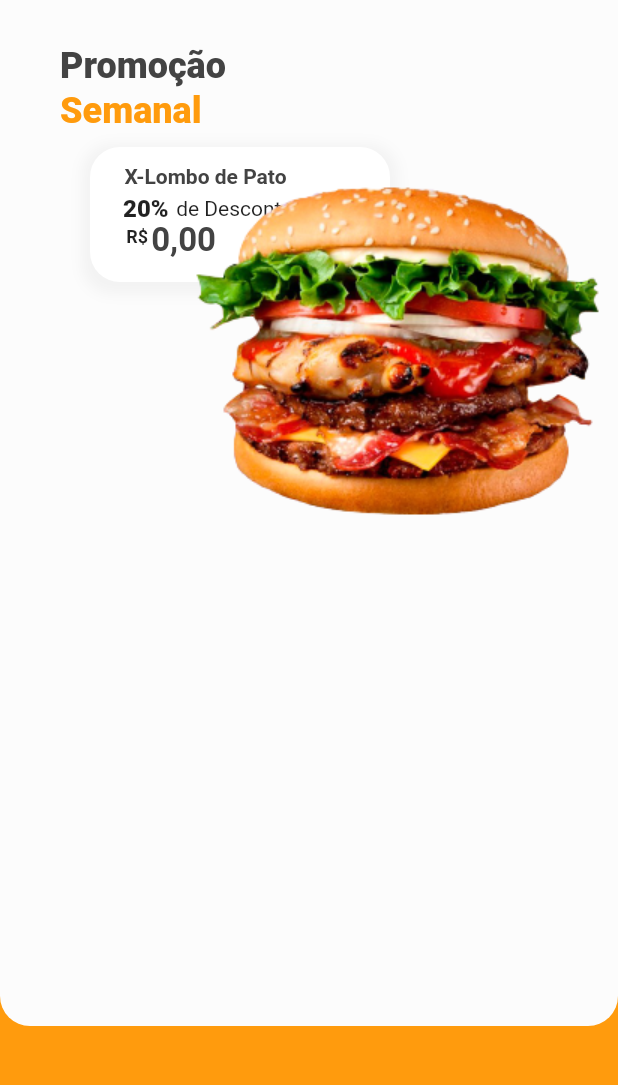
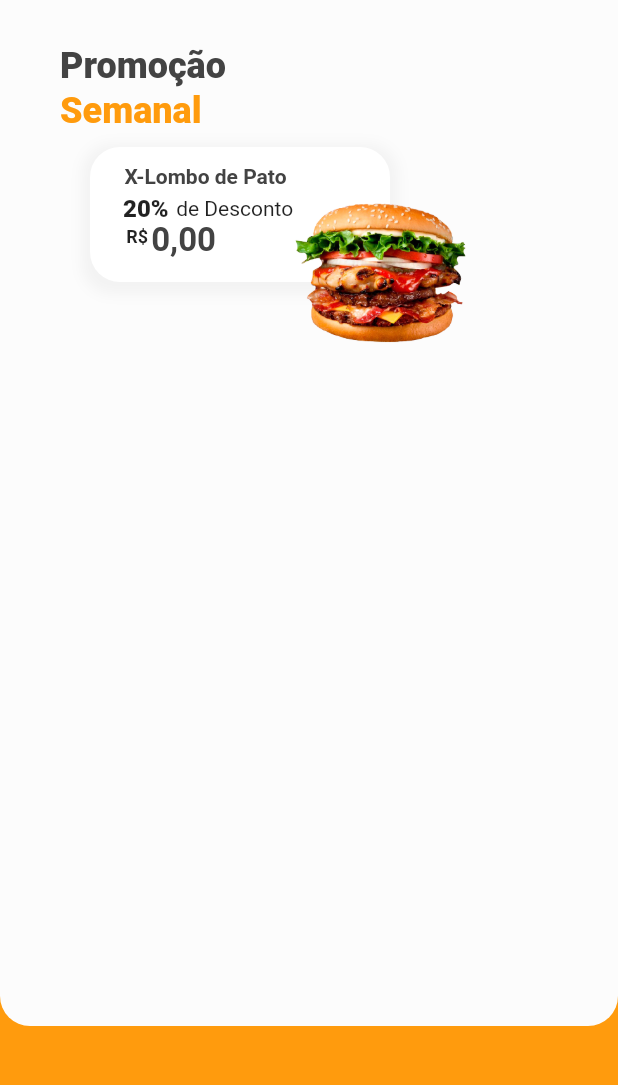
Before and after one commit to pedr0alencar/PatoBurgerClient, a Flutter app: the screen it shows after launch, on a phone screen of 412 x 824 dp, the part 120-1205 px from its top. Run offline on Flutter 3.47's test engine with Material 2 defaults, Android fonts, the phone set to English and light mode, and no system bars.

Commit message:
feat: container promocao

```diff
--- a/lib/telaInicial.dart
+++ b/lib/telaInicial.dart
@@ -95,11 +95,14 @@ class TelaInicial extends StatelessWidget {
                             ],
                           ),
                         ),
-                        Align(
-                            alignment: Alignment(-0.1, 0.5),
-                            child: Image.asset(
-                                'lib/recursos/images/pato-bacon_solo.png'))
                       ],
+                    )),
+                Align(
+                    alignment: Alignment(0.44, -0.42),
+                    child: Image.asset(
+                      'lib/recursos/images/pato-bacon_solo.png',
+                      height: 192,
+                      width: 180,
                     ))
               ],
             ),
```
